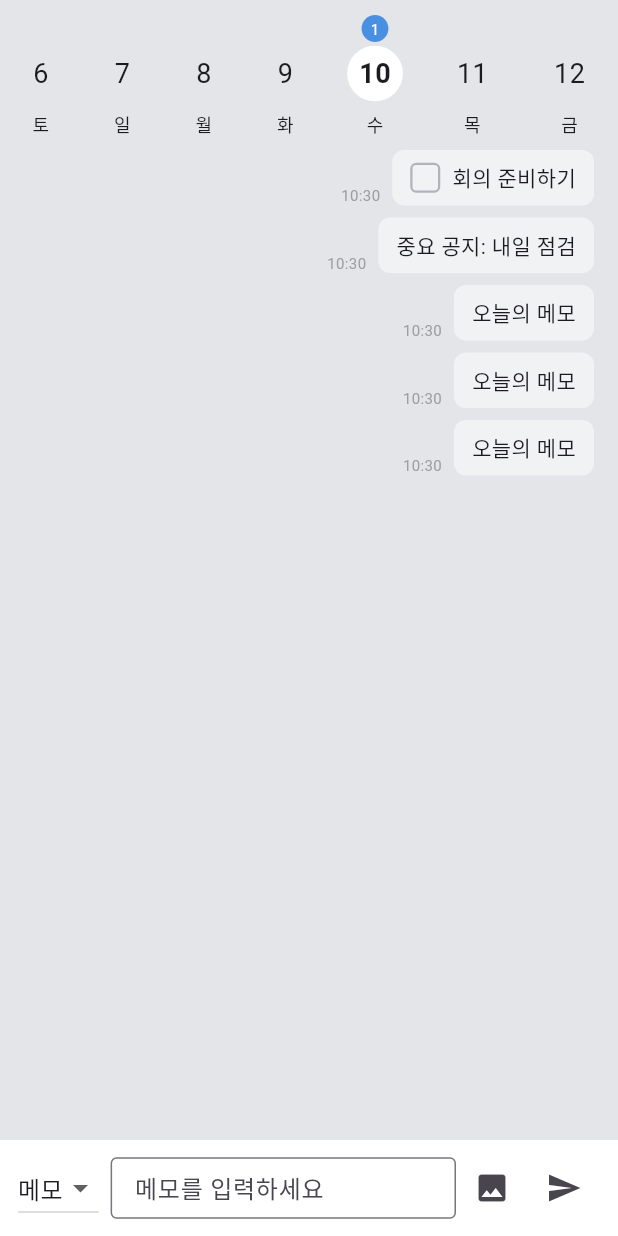
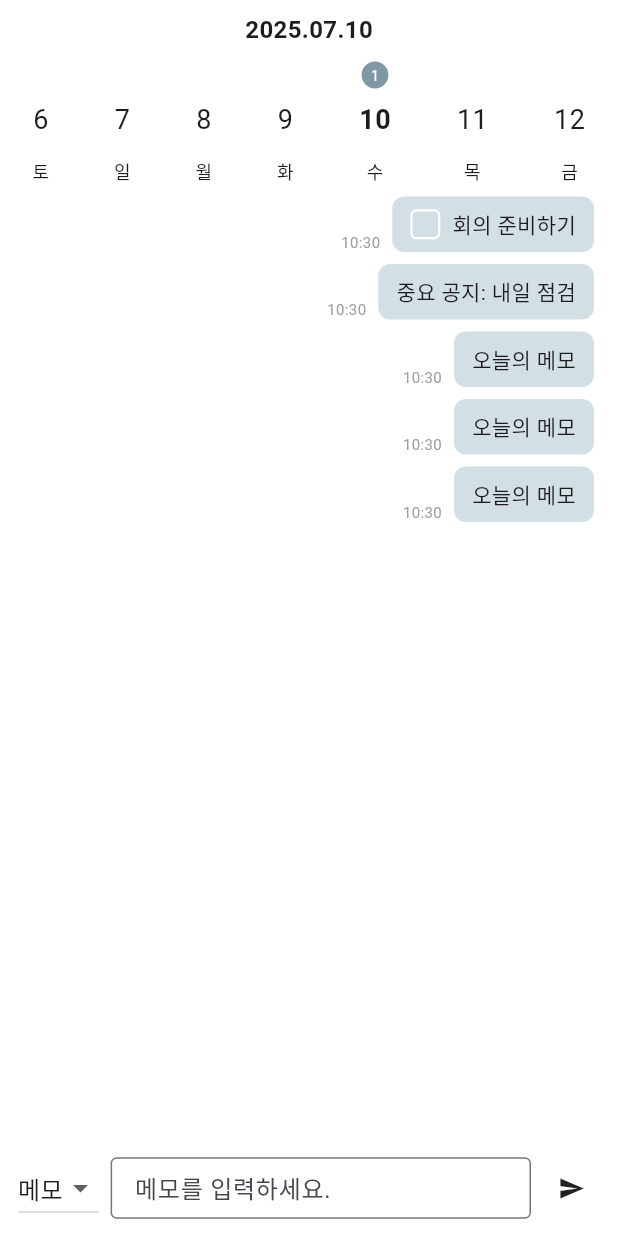
Before and after one commit to seonhannn/daylog_FE, a Flutter app: the screen it shows after launch, on a phone screen of 412 x 824 dp. Run offline on Flutter 3.47's test engine with Material 3 defaults, Android fonts, the phone set to English and light mode, and no system bars; our stand-ins replace flutter_riverpod, freezed_annotation; Roboto replaces fonts that are missing (Pretendard).

Commit message:
feat: change ui style

```diff
--- a/lib/main.dart
+++ b/lib/main.dart
@@ -13,7 +13,11 @@ class DaylogApp extends StatelessWidget {
   Widget build(BuildContext context) {
     return MaterialApp(
       title: 'Daylog',
-      theme: ThemeData(fontFamily: 'Pretendard', useMaterial3: true),
+      theme: ThemeData(
+        fontFamily: 'Pretendard',
+        primaryColor: Color(0xffA5BFCC),
+        useMaterial3: true,
+      ),
       home: const HomeScreen(),
     );
   }
--- a/lib/screens/home_screen.dart
+++ b/lib/screens/home_screen.dart
@@ -10,11 +10,10 @@ class HomeScreen extends StatelessWidget {
   Widget build(BuildContext context) {
     return Scaffold(
       extendBodyBehindAppBar: true,
-      body: Stack(
-        children: [
-          Container(decoration: const BoxDecoration(color: Color(0xFFE3E5E8))),
-          // 메인 컨텐츠
-          SafeArea(
+      backgroundColor: Colors.white,
+      body: SafeArea(
+        child: GestureDetector(
+          onTap: () => FocusScope.of(context).unfocus(),
           child: Column(
             children: const [
               SizedBox(height: 8),
@@ -24,7 +23,6 @@ class HomeScreen extends StatelessWidget {
             ],
           ),
         ),
-        ],
       ),
     );
   }
--- a/lib/widgets/custom_checkbox.dart
+++ b/lib/widgets/custom_checkbox.dart
@@ -12,8 +12,8 @@ class CustomCheckbox extends StatelessWidget {
     required this.value,
     required this.onChanged,
     this.size = 20,
-    this.activeColor = const Color(0xFF4A90E2),
-    this.borderColor = const Color(0xFFB0B3B8),
+    this.activeColor = const Color(0xff7E99A3),
+    this.borderColor = Colors.white,
   });
 
   @override
--- a/lib/widgets/date_selector.dart
+++ b/lib/widgets/date_selector.dart
@@ -18,7 +18,17 @@ class DateSelector extends ConsumerWidget {
     final memoList = ref.watch(memoListProvider);
     final weekDates = getThisWeekDates(selectedDate);
 
-    return SizedBox(
+    return Column(
+      mainAxisSize: MainAxisSize.min,
+      children: [
+        Padding(
+          padding: const EdgeInsets.only(bottom: 8.0),
+          child: Text(
+            '${selectedDate.year.toString().padLeft(4, '0')}.${selectedDate.month.toString().padLeft(2, '0')}.${selectedDate.day.toString().padLeft(2, '0')}',
+            style: const TextStyle(fontSize: 16, fontWeight: FontWeight.bold),
+          ),
+        ),
+        SizedBox(
           height: 80,
           child: Row(
             mainAxisAlignment: MainAxisAlignment.spaceAround,
@@ -46,11 +56,10 @@ class DateSelector extends ConsumerWidget {
                       children: [
                         if (todos.isNotEmpty)
                           Container(
-                        height: 18,
                             margin: const EdgeInsets.only(top: 2),
                             padding: const EdgeInsets.symmetric(horizontal: 6, vertical: 2),
                             decoration: BoxDecoration(
-                          color: Color(0xFF4A90E2),
+                              color: Color(0xff7E99A3),
                               borderRadius: BorderRadius.circular(10),
                             ),
                             child: Text(
@@ -81,6 +90,8 @@ class DateSelector extends ConsumerWidget {
                   );
                 }).toList(),
           ),
+        ),
+      ],
     );
   }
 }
--- a/lib/widgets/memo_bubble.dart
+++ b/lib/widgets/memo_bubble.dart
@@ -23,7 +23,7 @@ class MemoBubble extends StatelessWidget {
           ),
           Container(
             decoration: BoxDecoration(
-              color: Colors.white.withOpacity(0.5),
+              color: Color(0xffA5BFCC).withOpacity(0.5),
               borderRadius: BorderRadius.circular(8),
             ),
             padding: EdgeInsets.symmetric(vertical: 8, horizontal: 12),
--- a/lib/widgets/memo_input.dart
+++ b/lib/widgets/memo_input.dart
@@ -20,7 +20,7 @@ class _MemoInputState extends ConsumerState<MemoInput> {
     final selectedDate = ref.watch(selectedDateProvider);
     return Container(
       padding: const EdgeInsets.symmetric(horizontal: 12, vertical: 8),
-      color: Colors.white,
+      color: Colors.transparent,
       child: Row(
         children: [
           DropdownButton<MemoType>(
@@ -39,22 +39,22 @@ class _MemoInputState extends ConsumerState<MemoInput> {
             child: TextField(
               controller: _controller,
               decoration: const InputDecoration(
-                hintText: '메모를 입력하세요',
+                hintText: '메모를 입력하세요.',
                 border: OutlineInputBorder(),
                 isDense: true,
                 contentPadding: EdgeInsets.symmetric(vertical: 8, horizontal: 12),
               ),
             ),
           ),
-          IconButton(
-            icon: const Icon(Icons.image),
-            onPressed: () {
-              // TODO: 이미지 첨부 기능 (UI만)
-            },
-          ),
-          IconButton(
-            icon: const Icon(Icons.send),
-            onPressed: () {
+          const SizedBox(width: 8),
+          // IconButton(
+          //   icon: const Icon(Icons.image),
+          //   onPressed: () {
+          //     // TODO: 이미지 첨부 기능 (UI만)
+          //   },
+          // ),
+          GestureDetector(
+            onTap: () {
               final text = _controller.text.trim();
               if (text.isEmpty) return;
               final newMemo = Memo(
@@ -70,6 +70,11 @@ class _MemoInputState extends ConsumerState<MemoInput> {
               _controller.clear();
               setState(() => _selectedType = MemoType.memo);
             },
+            child: Container(
+              padding: const EdgeInsets.all(10),
+              decoration: BoxDecoration(color: Colors.white, shape: BoxShape.circle),
+              child: const Icon(Icons.send, size: 18),
+            ),
           ),
         ],
       ),
```
Lines whose indentation alone changed are shown as unchanged.
